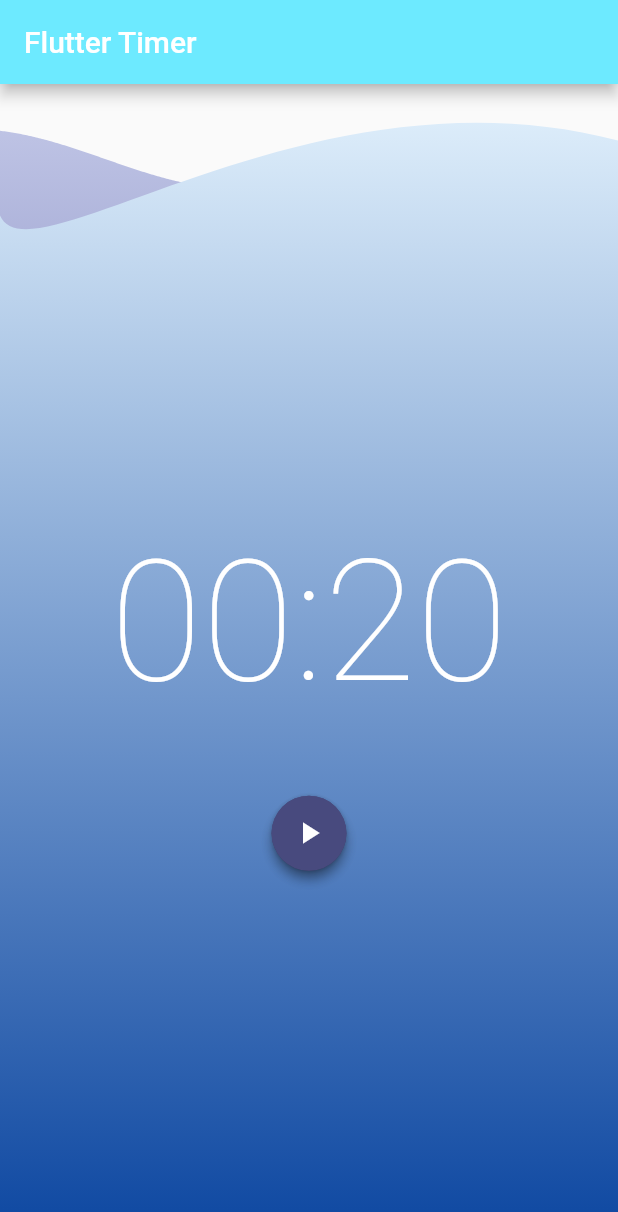
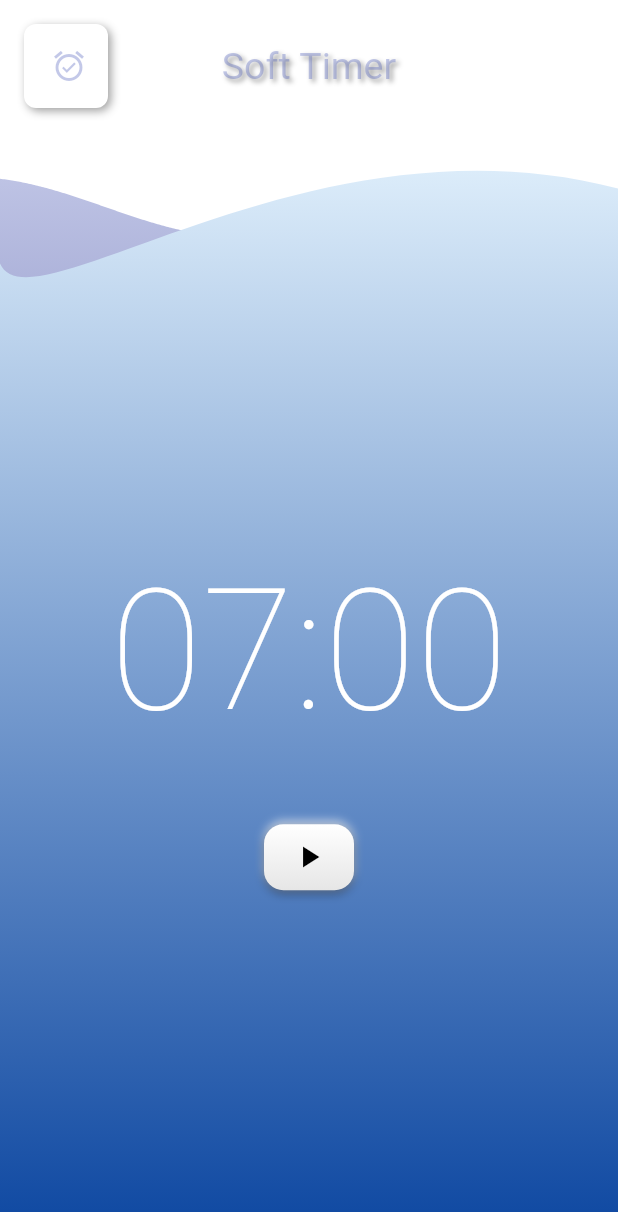
Before and after one commit to Cyrille-Dakhlia/flutter-training-timer-app, a Flutter app: the screen it shows after launch, after a tap on the "play arrow" icon, after a tap on the "replay" icon, on a phone screen of 412 x 824 dp. Shown: the top 1212 px of the screen. Run offline on Flutter 3.47's test engine with Material 2 defaults, Android fonts, the phone set to English and light mode, and no system bars; drawn by our look-alikes of flutter_neumorphic; our stand-ins replace bloc, equatable, flutter_bloc.

Commit message:
feat: add timer picker, refacto actions buttons, change style for neumorphism

```diff
--- a/lib/app.dart
+++ b/lib/app.dart
@@ -1,4 +1,4 @@
-import 'package:flutter/material.dart';
+import 'package:flutter_neumorphic/flutter_neumorphic.dart';
 import 'package:flutter_timer/timer/view/timer_page.dart';
 
 class TimerApp extends StatelessWidget {
@@ -6,22 +6,11 @@ class TimerApp extends StatelessWidget {
 
   @override
   Widget build(BuildContext context) {
-    return MaterialApp(
-      title: 'Flutter Timer',
-      theme: ThemeData(
-        textButtonTheme: TextButtonThemeData(
-          style: TextButton.styleFrom(
-            backgroundColor: const Color.fromRGBO(72, 74, 126, 1),
-            foregroundColor: Colors.white,
-            shape: const CircleBorder(),
-            elevation: 3.0,
-            fixedSize: const Size(50.0, 50.0),
-          ),
-        ),
-        primaryColor: const Color.fromRGBO(109, 234, 255, 1),
-        colorScheme: const ColorScheme.light(
-          secondary: Color.fromRGBO(72, 74, 126, 1),
-        ),
+    return NeumorphicApp(
+      themeMode: ThemeMode.light,
+      title: 'Soft Timer',
+      theme: NeumorphicThemeData(
+        baseColor: Colors.white,
       ),
       home: const TimerPage(),
     );
--- a/lib/components/stack_animation.dart
+++ b/lib/components/stack_animation.dart
@@ -77,23 +77,32 @@ class StackAnimation extends StatelessWidget {
       duration: duration,
       tween: Tween<double>(begin: begin, end: end),
       curve: Curves.easeInOut,
-      builder: (_, value, __) => Stack(
+      builder: (_, value, __) {
+        var opacityLevel = (value / (begin - end)).abs();
+
+        return Stack(
           clipBehavior: Clip.none,
           alignment: Alignment.center,
           children: [
             if (leftWidgetIsOver) ...[
               Padding(
                 padding: EdgeInsets.only(left: value),
+                child: Opacity(
+                  opacity: opacityLevel,
                   child: rightWidget,
+                ),
               ),
               Padding(
                 padding: EdgeInsets.only(right: value),
                 child: leftWidget,
               ),
             ] else ...[
-            Padding(
+              Opacity(
+                opacity: opacityLevel,
+                child: Padding(
                   padding: EdgeInsets.only(right: value),
                   child: leftWidget,
+                ),
               ),
               Padding(
                 padding: EdgeInsets.only(left: value),
@@ -101,7 +110,8 @@ class StackAnimation extends StatelessWidget {
               ),
             ]
           ],
-      ),
+        );
+      },
     );
   }
 }
--- a/lib/timer/bloc/timer_bloc.dart
+++ b/lib/timer/bloc/timer_bloc.dart
@@ -9,14 +9,14 @@ part 'timer_event.dart';
 part 'timer_state.dart';
 
 class TimerBloc extends Bloc<TimerEvent, TimerState> {
-  static const int _duration = 20;
+  static int initialDuration = 7 * 60;
   final Ticker _ticker;
 
   StreamSubscription<int>? _tickerSubscription;
 
   TimerBloc({required Ticker ticker})
       : _ticker = ticker,
-        super(const TimerInitial(_duration)) {
+        super(TimerInitial(initialDuration)) {
     on<TimerStarted>(_onStarted);
     on<TimerTicked>(_onTicked);
     on<TimerPaused>(_onPaused);
@@ -24,6 +24,7 @@ class TimerBloc extends Bloc<TimerEvent, TimerState> {
     on<TimerReset>(_onReset);
     on<TimerPausedAndReset>(_onPausedAndReset);
     on<TimerRunningAndReset>(_onRunningAndReset);
+    on<TimerChanged>(_onChanged);
   }
 
   @override
@@ -33,13 +34,11 @@ class TimerBloc extends Bloc<TimerEvent, TimerState> {
   }
 
   void _onStarted(TimerStarted event, emit) {
-    // emit(TimerRunInProgress(event.duration));
-    emit(TimerRunInProgress(state.duration));
+    emit(TimerRunInProgress(event.duration));
     _tickerSubscription?.cancel();
     _tickerSubscription = _ticker
-        // .tickWithStreamPeriodic(ticks: event.duration)
-        .tickWithStreamPeriodic(ticks: state.duration)
-        // .tickWithYield(state.duration)
+        .tickWithStreamPeriodic(ticks: event.duration)
+        // .tickWithYield(event.duration)
         .listen((duration) => add(TimerTicked(duration: duration)));
   }
 
@@ -65,16 +64,22 @@ class TimerBloc extends Bloc<TimerEvent, TimerState> {
 
   void _onReset(event, emit) {
     _tickerSubscription?.cancel();
-    emit(const TimerInitial(_duration));
+    emit(TimerInitial(initialDuration));
   }
 
   void _onPausedAndReset(event, emit) {
     _tickerSubscription?.cancel();
-    emit(TimerInitialAfterPause(_duration));
+    emit(TimerInitialAfterPause(initialDuration));
   }
 
   void _onRunningAndReset(event, emit) {
     _tickerSubscription?.cancel();
-    emit(TimerInitialWhileRunning(_duration));
+    emit(TimerInitialWhileRunning(initialDuration));
+  }
+
+  void _onChanged(TimerChanged event, Emitter<TimerState> emit) {
+    _tickerSubscription?.cancel();
+    initialDuration = event.newDuration;
+    emit(TimerInitial(event.newDuration));
   }
 }
--- a/lib/timer/bloc/timer_event.dart
+++ b/lib/timer/bloc/timer_event.dart
@@ -9,9 +9,8 @@ abstract class TimerEvent extends Equatable {
 }
 
 class TimerStarted extends TimerEvent {
-  // const TimerStarted({required this.duration});
-  // final int duration; //todo: why duration needed for events?
-  const TimerStarted();
+  const TimerStarted({required this.duration});
+  final int duration;
 }
 
 class TimerTicked extends TimerEvent {
@@ -41,3 +40,8 @@ class TimerPausedAndReset extends TimerEvent {
 class TimerRunningAndReset extends TimerEvent {
   const TimerRunningAndReset();
 }
+
+class TimerChanged extends TimerEvent {
+  const TimerChanged({required this.newDuration});
+  final int newDuration;
+}
--- /dev/null
+++ b/lib/timer/view/components/action_buttons.dart
@@ -0,0 +1,152 @@
+import 'package:flutter_bloc/flutter_bloc.dart';
+import 'package:flutter_neumorphic/flutter_neumorphic.dart';
+
+import '../../../components/stack_animation.dart';
+import '../../bloc/timer_bloc.dart';
+
+class ActionButtons extends StatelessWidget {
+  const ActionButtons({
+    Key? key,
+  }) : super(key: key);
+
+  @override
+  Widget build(BuildContext context) {
+    return BlocBuilder<TimerBloc, TimerState>(
+      buildWhen: (previous, current) =>
+          current.runtimeType != previous.runtimeType ||
+          current.duration != previous.duration,
+      builder: (context, state) {
+        return Row(
+          mainAxisAlignment: MainAxisAlignment.center,
+          children: _getActionButtons(state, context),
+        );
+      },
+    );
+  }
+
+  List<Widget> _getActionButtons(TimerState state, BuildContext context) {
+    var separationDistanceForAnimation = 150.0;
+
+    var neumorphicStyleTimerRunning = NeumorphicStyle(
+      boxShape: NeumorphicBoxShape.roundRect(BorderRadius.circular(13.0)),
+      color: Colors.transparent,
+      lightSource: LightSource.top,
+      shape: NeumorphicShape.flat,
+      intensity: 0.65,
+    );
+
+    var neumorphicStyleTimerStopped = NeumorphicStyle(
+      boxShape: NeumorphicBoxShape.roundRect(BorderRadius.circular(13.0)),
+      color: Colors.white,
+      lightSource: LightSource.top,
+      shape: NeumorphicShape.convex,
+    );
+
+    return <Widget>[
+      if (state is TimerInitial) ...[
+        NeumorphicButton(
+          onPressed: () => context
+              .read<TimerBloc>()
+              .add(TimerStarted(duration: state.duration)),
+          style: neumorphicStyleTimerStopped,
+          child: Icon(
+            Icons.play_arrow,
+          ),
+        )
+      ],
+      if (state is TimerRunInProgress) ...[
+        StackOpenAnimation(
+          duration: const Duration(seconds: 1),
+          separationDistance: separationDistanceForAnimation,
+          leftWidget: NeumorphicButton(
+            onPressed: () => context.read<TimerBloc>().add(TimerPaused()),
+            style: neumorphicStyleTimerRunning,
+            child: Icon(
+              Icons.pause,
+              color: Colors.white,
+            ),
+          ),
+          rightWidget: NeumorphicButton(
+            onPressed: () =>
+                context.read<TimerBloc>().add(TimerRunningAndReset()),
+            style: neumorphicStyleTimerRunning,
+            child: Icon(
+              Icons.replay,
+              color: Colors.white,
+            ),
+          ),
+        ),
+      ],
+      if (state is TimerRunPause) ...[
+        StackOpenAnimation(
+          duration: const Duration(seconds: 1),
+          separationDistance: separationDistanceForAnimation,
+          leftWidget: NeumorphicButton(
+            onPressed: () => context.read<TimerBloc>().add(TimerResumed()),
+            style: neumorphicStyleTimerStopped,
+            child: Icon(Icons.play_arrow),
+          ),
+          rightWidget: NeumorphicButton(
+            onPressed: () =>
+                context.read<TimerBloc>().add(TimerPausedAndReset()),
+            style: neumorphicStyleTimerStopped,
+            child: Icon(Icons.replay),
+          ),
+        ),
+      ],
+      if (state is TimerRunComplete) ...[
+        StackCloseAnimation(
+          duration: const Duration(seconds: 1),
+          separationDistance: separationDistanceForAnimation,
+          leftWidget: NeumorphicButton(
+            onPressed: () => Null,
+            style: neumorphicStyleTimerStopped,
+            child: const Icon(Icons.pause),
+          ),
+          rightWidget: NeumorphicButton(
+            onPressed: () => context.read<TimerBloc>().add(TimerReset()),
+            style: neumorphicStyleTimerStopped,
+            child: const Icon(Icons.replay),
+          ),
+          leftWidgetIsOver: false,
+        ),
+      ],
+      if (state is TimerInitialAfterPause) ...[
+        StackCloseAnimation(
+          duration: const Duration(seconds: 1),
+          separationDistance: separationDistanceForAnimation,
+          leftWidget: NeumorphicButton(
+            onPressed: () => context
+                .read<TimerBloc>()
+                .add(TimerStarted(duration: state.duration)),
+            style: neumorphicStyleTimerStopped,
+            child: const Icon(Icons.play_arrow),
+          ),
+          rightWidget: NeumorphicButton(
+            onPressed: () => Null,
+            style: neumorphicStyleTimerStopped,
+            child: const Icon(Icons.replay),
+          ),
+        ),
+      ],
+      if (state is TimerInitialWhileRunning) ...[
+        StackCloseAnimation(
+          duration: const Duration(seconds: 1),
+          separationDistance: separationDistanceForAnimation,
+          leftWidget: NeumorphicButton(
+            onPressed: () => context
+                .read<TimerBloc>()
+                .add(TimerStarted(duration: state.duration)),
+            style: neumorphicStyleTimerStopped,
+            child: const Icon(Icons.play_arrow),
+          ),
+          rightWidget: NeumorphicButton(
+            onPressed: () => Null,
+            style: neumorphicStyleTimerStopped,
+            child: const Icon(Icons.replay),
+          ),
+        ),
+      ]
+    ];
+  }
+}
--- a/lib/timer/view/timer_page.dart
+++ b/lib/timer/view/timer_page.dart
@@ -1,12 +1,14 @@
 import 'dart:math' as math;
 
-import 'package:flutter/material.dart';
 import 'package:flutter_bloc/flutter_bloc.dart';
+import 'package:flutter_neumorphic/flutter_neumorphic.dart';
 import 'package:flutter_timer/components/animated_wavy_background.dart';
-import 'package:flutter_timer/components/stack_animation.dart';
 import 'package:flutter_timer/ticker.dart';
 import 'package:flutter_timer/timer/bloc/timer_bloc.dart';
+import 'package:flutter_timer/timer/view/time_picker_page.dart';
 import 'package:vector_math/vector_math.dart' as vector;
+
+import 'components/action_buttons.dart';
 
 class TimerPage extends StatelessWidget {
   const TimerPage({Key? key}) : super(key: key);
@@ -15,29 +17,35 @@ class TimerPage extends StatelessWidget {
   Widget build(BuildContext context) {
     return BlocProvider(
       create: (_) => TimerBloc(ticker: const Ticker()),
-      child: TimerView(),
+      child: const TimerView(),
     );
   }
 }
 
 class TimerView extends StatefulWidget {
-  TimerView({Key? key}) : super(key: key);
+  const TimerView({Key? key}) : super(key: key);
 
   @override
   State<TimerView> createState() => _TimerViewState();
 }
 
-class _TimerViewState extends State<TimerView>
-    with SingleTickerProviderStateMixin {
+class _TimerViewState extends State<TimerView> with TickerProviderStateMixin {
   late AnimationController _controller;
   late Animation<double> _animation;
+
+  late AnimationController _controllerBottomSheet;
+  late Animation<double> _animationBottomSheet;
 
   List<Offset> waveList = [];
 
   @override
   void initState() {
     super.initState();
+    createBackgroundAnimations();
+    createBottomSheetAnimation();
+  }
 
+  void createBackgroundAnimations() {
     _controller = AnimationController(
       duration: const Duration(seconds: 15),
       value: 0.0,
@@ -65,18 +73,50 @@ class _TimerViewState extends State<TimerView>
     _animation = CurvedAnimation(parent: _controller, curve: Curves.easeInOut);
   }
 
+  void createBottomSheetAnimation() {
+    _controllerBottomSheet = AnimationController(
+      duration: const Duration(seconds: 12),
+      value: 0.5,
+      upperBound: 1.0,
+      lowerBound: 0.0,
+      vsync: this,
+    )..repeat(reverse: true);
+
+    _animationBottomSheet = CurvedAnimation(
+        parent: _controllerBottomSheet, curve: Curves.easeInOut);
+  }
+
   @override
   void dispose() {
     _controller.dispose();
+    _controllerBottomSheet.dispose();
     super.dispose();
   }
 
   @override
   Widget build(BuildContext context) {
+    int initialDuration =
+        context.select<TimerBloc, int>((_) => TimerBloc.initialDuration);
+
+    var appBarItemsColor = Colors.indigo.withAlpha(80);
+
     return Scaffold(
-      appBar: AppBar(
-        title: const Text('Flutter Timer'),
-        backgroundColor: Theme.of(context).primaryColor,
+      appBar: NeumorphicAppBar(
+        title: NeumorphicText(
+          'Soft Timer',
+          style: NeumorphicStyle(
+            color: appBarItemsColor,
+          ),
+          textStyle: NeumorphicTextStyle(
+            fontSize: 25.0,
+          ),
+        ),
+        centerTitle: true,
+        leading: NeumorphicButton(
+          onPressed: () => Null,
+          style: NeumorphicStyle(disableDepth: true),
+          child: Icon(Icons.alarm_on, color: appBarItemsColor),
+        ),
       ),
       body: Stack(
         children: [
@@ -94,10 +134,21 @@ class _TimerViewState extends State<TimerView>
           Column(
             mainAxisAlignment: MainAxisAlignment.center,
             crossAxisAlignment: CrossAxisAlignment.center,
-            children: const <Widget>[
+            children: <Widget>[
               Padding(
                 padding: EdgeInsets.symmetric(vertical: 50.0),
-                child: TimerText(),
+                child: GestureDetector(
+                  onTap: () => showModalBottomSheet(
+                    context: context,
+                    builder: (_) => TimePickerPage(
+                        context: context,
+                        animationBottomSheet: _animationBottomSheet,
+                        initialDurationInSeconds: initialDuration),
+                    backgroundColor: Colors.transparent,
+                    barrierColor: Colors.indigo.shade700.withAlpha(100),
+                  ),
+                  child: TimerText(),
+                ),
               ),
               ActionButtons(),
             ],
@@ -131,108 +182,3 @@ class TimerText extends StatelessWidget {
     );
   }
 }
-
-class ActionButtons extends StatelessWidget {
-  const ActionButtons({
-    Key? key,
-  }) : super(key: key);
-
-  @override
-  Widget build(BuildContext context) {
-    return BlocBuilder<TimerBloc, TimerState>(
-      buildWhen: (previous, current) =>
-          previous.runtimeType != current.runtimeType,
-      builder: (context, state) {
-        return Row(
-          mainAxisAlignment: MainAxisAlignment.center,
-          children: _getActionButtons(state, context),
-        );
-      },
-    );
-  }
-
-  List<Widget> _getActionButtons(TimerState state, BuildContext context) {
-    var separationDistanceForAnimation = 150.0;
-    return <Widget>[
-      if (state is TimerInitial) ...[
-        TextButton(
-          onPressed: () => context.read<TimerBloc>().add(TimerStarted()),
-          child: Icon(Icons.play_arrow),
-        )
-      ],
-      if (state is TimerRunInProgress) ...[
-        StackOpenAnimation(
-          duration: const Duration(seconds: 1),
-          separationDistance: separationDistanceForAnimation,
-          leftWidget: TextButton(
-            onPressed: () => context.read<TimerBloc>().add(TimerPaused()),
-            child: Icon(Icons.pause),
-          ),
-          rightWidget: TextButton(
-            onPressed: () =>
-                context.read<TimerBloc>().add(TimerRunningAndReset()),
-            child: Icon(Icons.replay),
-          ),
-        ),
-      ],
-      if (state is TimerRunPause) ...[
-        StackOpenAnimation(
-          duration: const Duration(seconds: 1),
-          separationDistance: separationDistanceForAnimation,
-          leftWidget: TextButton(
-            onPressed: () => context.read<TimerBloc>().add(TimerResumed()),
-            child: Icon(Icons.play_arrow),
-          ),
-          rightWidget: TextButton(
-            onPressed: () =>
-                context.read<TimerBloc>().add(TimerPausedAndReset()),
-            child: Icon(Icons.replay),
-          ),
-        ),
-      ],
-      if (state is TimerRunComplete) ...[
-        StackCloseAnimation(
-          duration: const Duration(seconds: 1),
-          separationDistance: separationDistanceForAnimation,
-          leftWidget: TextButton(
-            onPressed: () => Null,
-            child: const Icon(Icons.pause),
-          ),
-          rightWidget: TextButton(
-            onPressed: () => context.read<TimerBloc>().add(TimerReset()),
-            child: const Icon(Icons.replay),
-          ),
-          leftWidgetIsOver: false,
-        ),
-      ],
-      if (state is TimerInitialAfterPause) ...[
-        StackCloseAnimation(
-          duration: const Duration(seconds: 1),
-          separationDistance: separationDistanceForAnimation,
-          leftWidget: TextButton(
-            onPressed: () => context.read<TimerBloc>().add(TimerStarted()),
-            child: const Icon(Icons.play_arrow),
-          ),
-          rightWidget: TextButton(
-            onPressed: () => Null,
-            child: const Icon(Icons.replay),
-          ),
-        ),
-      ],
-      if (state is TimerInitialWhileRunning) ...[
-        StackCloseAnimation(
-          duration: const Duration(seconds: 1),
-          separationDistance: separationDistanceForAnimation,
-          leftWidget: TextButton(
-            onPressed: () => context.read<TimerBloc>().add(TimerStarted()),
-            child: const Icon(Icons.play_arrow),
-          ),
-          rightWidget: TextButton(
-            onPressed: () => Null,
-            child: const Icon(Icons.replay),
-          ),
-        ),
-      ]
-    ];
-  }
-}
--- a/pubspec.yaml
+++ b/pubspec.yaml
@@ -20,6 +20,7 @@ dependencies:
   bloc: ^8.1.0
   flutter_bloc: ^8.1.1
   equatable: ^2.0.5
+  flutter_neumorphic: ^3.2.0
 
 dev_dependencies:
   flutter_test:
```
Also changed, not shown: lib/timer/view/time_picker_page.dart (added, +96 -0 lines), pubspec.lock, 6 other files. Lines whose indentation alone changed are shown as unchanged.
